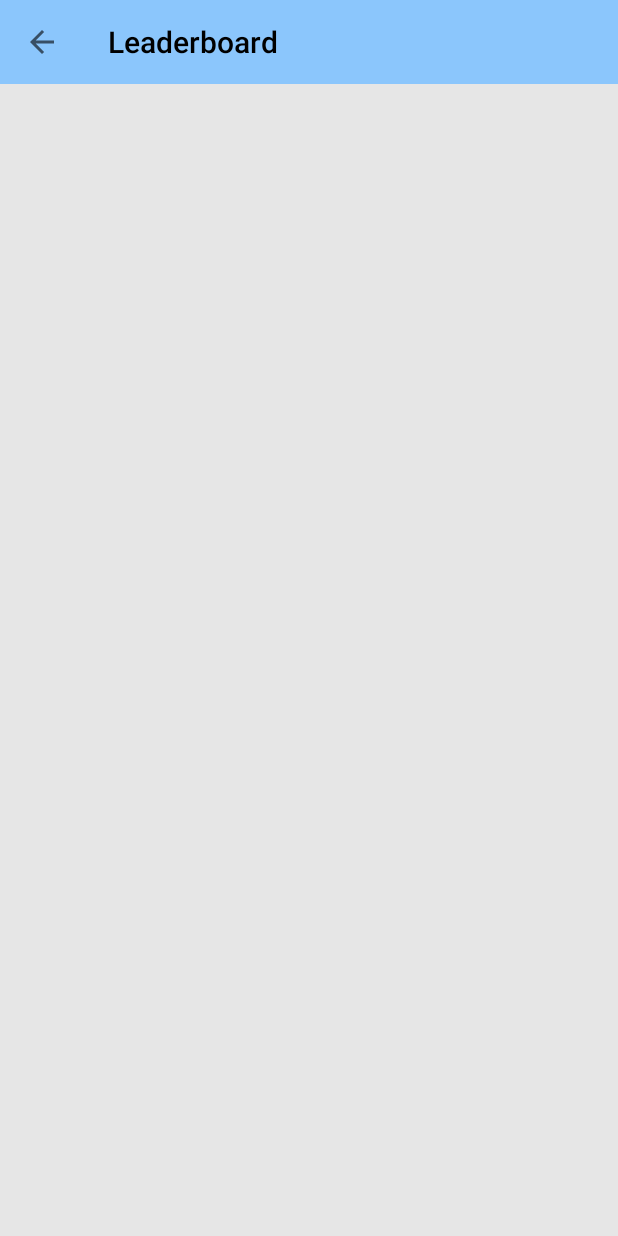
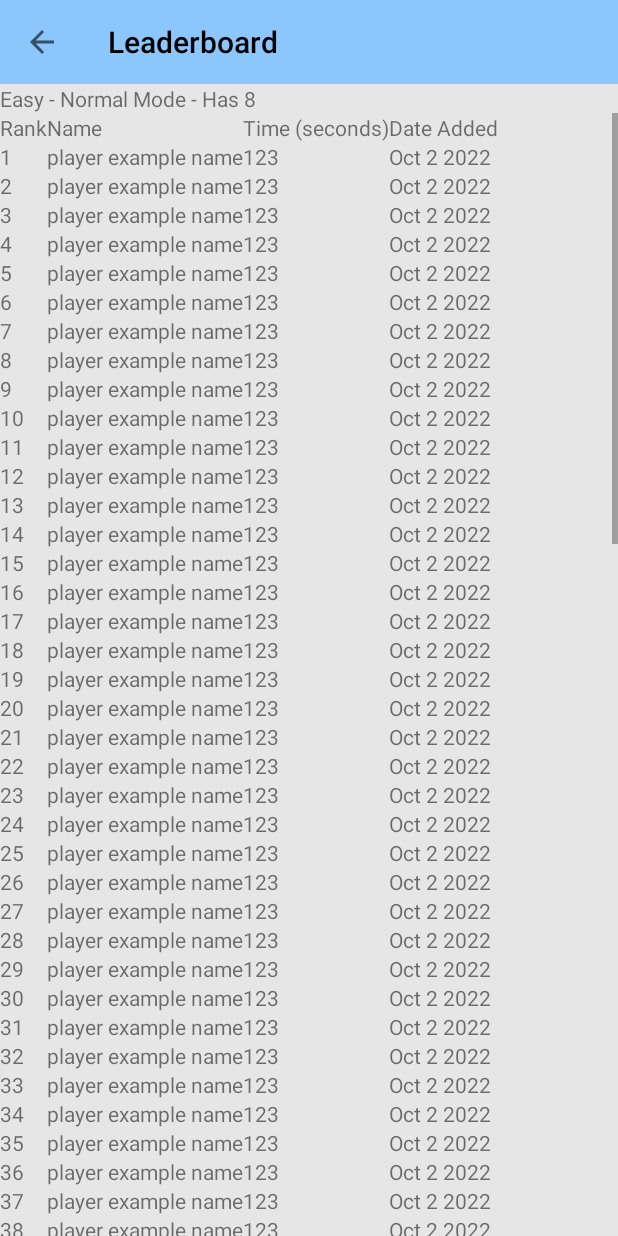
Before and after one commit to lrvideckis/Minesweeper_Android, an Android app: the LeaderboardActivity screen opened directly, with no data from a screen before it, on a phone screen of 412 x 824 dp. Run offline under Robolectric (Android 15) with nearby library versions, the phone set to English and light mode, and no system bars.

Commit message:
add entries programatically from activity

```diff
--- a/app/src/main/java/com/LukeVideckis/minesweeper_android/activity/LeaderboardActivity.java
+++ b/app/src/main/java/com/LukeVideckis/minesweeper_android/activity/LeaderboardActivity.java
@@ -2,6 +2,9 @@ package com.LukeVideckis.minesweeper_android.activity;
 
 import android.os.Bundle;
 import android.view.MenuItem;
+import android.widget.TableLayout;
+import android.widget.TableRow;
+import android.widget.TextView;
 
 import androidx.appcompat.app.AppCompatActivity;
 import androidx.appcompat.widget.Toolbar;
@@ -29,5 +32,30 @@ public class LeaderboardActivity extends AppCompatActivity {
         setSupportActionBar(toolbar);
         Objects.requireNonNull(getSupportActionBar()).setDisplayHomeAsUpEnabled(true);
         getSupportActionBar().setDisplayShowHomeEnabled(true);
+
+        TableLayout leaderboard_ui_table = findViewById(R.id.leaderboard_ui_table);
+
+        for(int i = 0; i < 100; i++) {
+            TextView rankText = new TextView(this);
+            rankText.setText(String.valueOf(i + 1));
+
+            TextView nameText = new TextView(this);
+            nameText.setText("player example name");
+
+            TextView completionTimeText = new TextView(this);
+            completionTimeText.setText("123");
+
+            TextView dateAddedText = new TextView(this);
+            dateAddedText.setText("Oct 2 2022");
+
+            TableRow newLeaderboardEntry = new TableRow(this);
+            newLeaderboardEntry.addView(rankText);
+            newLeaderboardEntry.addView(nameText);
+            newLeaderboardEntry.addView(completionTimeText);
+            newLeaderboardEntry.addView(dateAddedText);
+
+            leaderboard_ui_table.addView(newLeaderboardEntry);
+        }
     }
+
 }
--- a/app/src/main/res/layout/leaderboard.xml
+++ b/app/src/main/res/layout/leaderboard.xml
@@ -1,10 +1,11 @@
 <?xml version="1.0" encoding="utf-8"?>
-<RelativeLayout xmlns:android="http://schemas.android.com/apk/res/android"
+<LinearLayout xmlns:android="http://schemas.android.com/apk/res/android"
     android:id="@+id/leaderboardLayout"
     android:layout_width="match_parent"
     android:layout_height="match_parent"
     android:background="@color/reallyLightGrey"
     android:fitsSystemWindows="true"
+    android:orientation="vertical"
     android:tag="@string/is_relative_layout">
 
     <androidx.appcompat.widget.Toolbar
@@ -24,4 +25,30 @@
             android:textColor="#000000" />
     </androidx.appcompat.widget.Toolbar>
 
-</RelativeLayout>
+    <TextView
+        android:id="@+id/difficulty_mode"
+        android:layout_width="wrap_content"
+        android:layout_height="wrap_content"
+        android:text="Easy - Normal Mode - Has 8" />
+
+    <ScrollView
+        android:layout_width="fill_parent"
+        android:layout_height="fill_parent"
+        android:layout_weight="1"
+        android:scrollbars="vertical">
+
+        <TableLayout
+            android:id="@+id/leaderboard_ui_table"
+            android:layout_width="match_parent"
+            android:layout_height="match_parent" >
+
+            <TableRow>
+                <TextView android:text="Rank" />
+                <TextView android:text="Name" />
+                <TextView android:text="Time (seconds)" />
+                <TextView android:text="Date Added" />
+            </TableRow>
+        </TableLayout>
+
+    </ScrollView>
+</LinearLayout>
```
